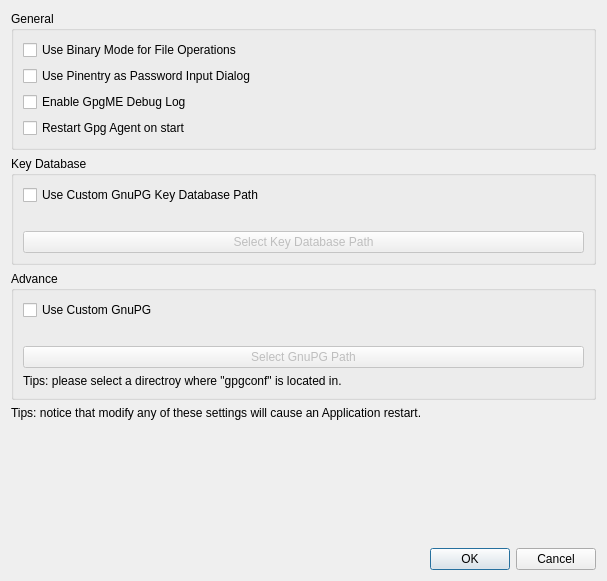
The window that ui/GnuPGControllerDialog.ui (saturneric/GpgFrontend) describes before a commit, drawn with Qt 5.
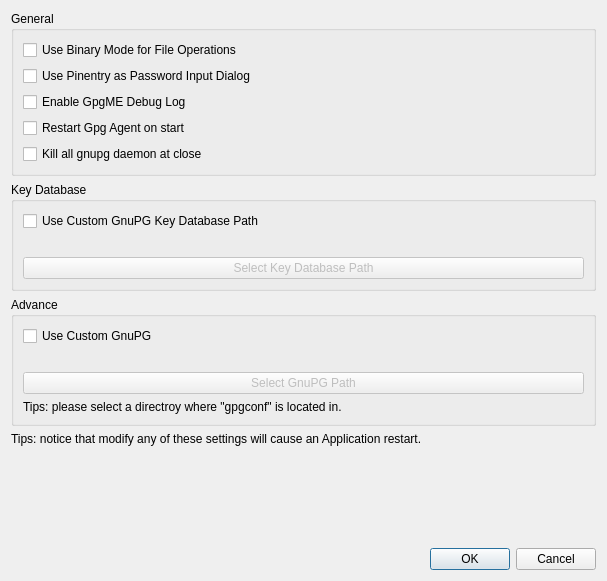
The same window after the commit.

Commit message: feat: add option to close all gnupg daemon at close

```diff
--- a/ui/GnuPGControllerDialog.ui
+++ b/ui/GnuPGControllerDialog.ui
@@ -52,6 +52,13 @@
             </property>
            </widget>
           </item>
+          <item>
+           <widget class="QCheckBox" name="killAllGnuPGDaemonCheckBox">
+            <property name="text">
+             <string>Kill all gnupg daemon at close</string>
+            </property>
+           </widget>
+          </item>
          </layout>
         </item>
        </layout>
```
Left out of the diff: 2 changed lines with no effect on the pictures. The commit also changes 5 other files.
